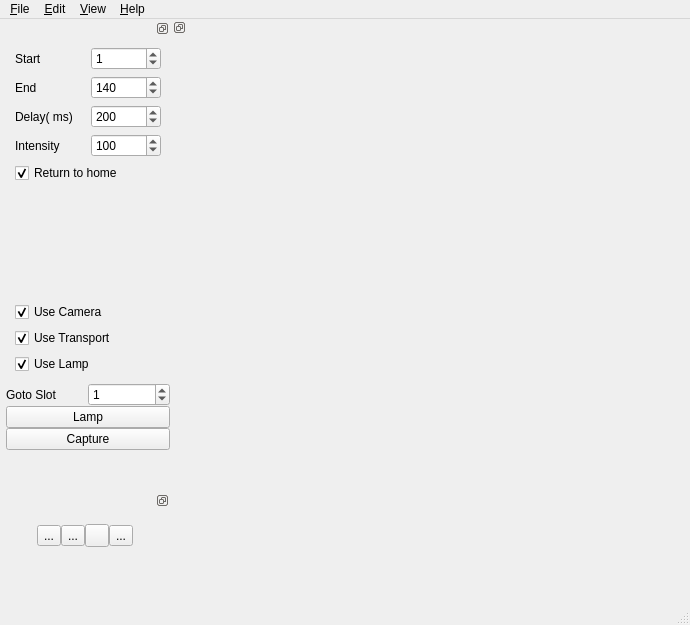
This is qt-mechascan/mainwindow.ui in codebuk/mechascan as Qt 5 draws it before an edit. The edited form follows.
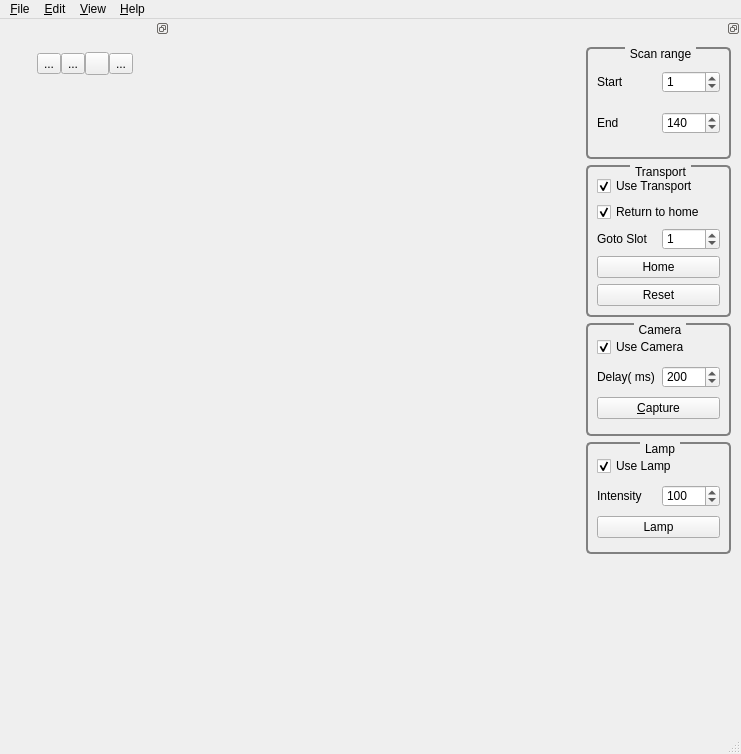
This is the edited form. Icons and pictures are not drawn.

Diff of the .ui file:
```diff
--- a/qt-mechascan/mainwindow.ui
+++ b/qt-mechascan/mainwindow.ui
@@ -6,8 +6,8 @@
    <rect>
     <x>0</x>
     <y>0</y>
-    <width>690</width>
-    <height>625</height>
+    <width>741</width>
+    <height>754</height>
    </rect>
   </property>
   <property name="windowTitle">
@@ -15,523 +15,31 @@
   </property>
   <property name="styleSheet">
    <string notr="true">font: 9pt &quot;Cantarell&quot;;
+QGroupBox {
+    border: 2px solid gray;
+    border-radius: 5px;
+    margin-top: 1ex; /* leave space at the top for the title */
+}
+QGroupBox::title {
+    subcontrol-origin: margin;
+    subcontrol-position: top center; /* position at the top center */
+    padding: 0 3px;
+    
+}
+
 
 
 </string>
   </property>
   <widget class="QWidget" name="centralwidget">
-   <layout class="QGridLayout" name="gridLayout">
-    <property name="leftMargin">
-     <number>0</number>
-    </property>
-    <property name="topMargin">
-     <number>0</number>
-    </property>
-    <property name="rightMargin">
-     <number>0</number>
-    </property>
-    <property name="bottomMargin">
-     <number>0</number>
-    </property>
-    <property name="spacing">
-     <number>0</number>
-    </property>
-    <item row="0" column="0">
-     <widget class="QDockWidget" name="dock_hardware">
-      <property name="sizePolicy">
-       <sizepolicy hsizetype="Minimum" vsizetype="Maximum">
-        <horstretch>0</horstretch>
-        <verstretch>0</verstretch>
-       </sizepolicy>
-      </property>
-      <property name="minimumSize">
-       <size>
-        <width>170</width>
-        <height>431</height>
-       </size>
-      </property>
-      <property name="maximumSize">
-       <size>
-        <width>170</width>
-        <height>524287</height>
-       </size>
-      </property>
-      <property name="floating">
-       <bool>false</bool>
-      </property>
-      <property name="features">
-       <set>QDockWidget::DockWidgetFloatable|QDockWidget::DockWidgetMovable</set>
-      </property>
-      <property name="allowedAreas">
-       <set>Qt::AllDockWidgetAreas</set>
-      </property>
-      <widget class="QWidget" name="dock_hardware_2">
-       <layout class="QVBoxLayout" name="verticalLayout_2">
-        <property name="spacing">
-         <number>0</number>
-        </property>
-        <property name="leftMargin">
-         <number>0</number>
-        </property>
-        <property name="topMargin">
-         <number>0</number>
-        </property>
-        <property name="rightMargin">
-         <number>0</number>
-        </property>
-        <property name="bottomMargin">
-         <number>0</number>
-        </property>
-        <item>
-         <layout class="QVBoxLayout" name="vl_hardware">
-          <property name="spacing">
-           <number>0</number>
-          </property>
-          <property name="sizeConstraint">
-           <enum>QLayout::SetMinimumSize</enum>
-          </property>
-          <property name="leftMargin">
-           <number>6</number>
-          </property>
-          <item>
-           <widget class="QWidget" name="widget_2" native="true"/>
-          </item>
-          <item>
-           <widget class="QWidget" name="widget" native="true">
-            <property name="minimumSize">
-             <size>
-              <width>0</width>
-              <height>90</height>
-             </size>
-            </property>
-            <layout class="QGridLayout" name="gridLayout_3">
-             <item row="4" column="0">
-              <widget class="QLabel" name="label_4">
-               <property name="text">
-                <string>Intensity</string>
-               </property>
-              </widget>
-             </item>
-             <item row="0" column="0">
-              <widget class="QLabel" name="label">
-               <property name="text">
-                <string>Start</string>
-               </property>
-              </widget>
-             </item>
-             <item row="4" column="1">
-              <widget class="QSpinBox" name="sb_intensity">
-               <property name="wrapping">
-                <bool>true</bool>
-               </property>
-               <property name="accelerated">
-                <bool>true</bool>
-               </property>
-               <property name="maximum">
-                <number>100</number>
-               </property>
-               <property name="value">
-                <number>100</number>
-               </property>
-              </widget>
-             </item>
-             <item row="3" column="0">
-              <widget class="QLabel" name="label_3">
-               <property name="text">
-                <string>Delay( ms)</string>
-               </property>
-              </widget>
-             </item>
-             <item row="3" column="1">
-              <widget class="QSpinBox" name="sb_settle_delay">
-               <property name="wrapping">
-                <bool>true</bool>
-               </property>
-               <property name="accelerated">
-                <bool>true</bool>
-               </property>
-               <property name="maximum">
-                <number>1000</number>
-               </property>
-               <property name="value">
-                <number>200</number>
-               </property>
-              </widget>
-             </item>
-             <item row="1" column="1">
-              <widget class="QSpinBox" name="sb_end_slot">
-               <property name="wrapping">
-                <bool>true</bool>
-               </property>
-               <property name="accelerated">
-                <bool>true</bool>
-               </property>
-               <property name="minimum">
-                <number>1</number>
-               </property>
-               <property name="maximum">
-                <number>140</number>
-               </property>
-               <property name="value">
-                <number>140</number>
-               </property>
-              </widget>
-             </item>
-             <item row="1" column="0">
-              <widget class="QLabel" name="label_2">
-               <property name="font">
-                <font>
-                 <family>Cantarell</family>
-                 <pointsize>9</pointsize>
-                 <weight>50</weight>
-                 <italic>false</italic>
-                 <bold>false</bold>
-                </font>
-               </property>
-               <property name="text">
-                <string>End</string>
-               </property>
-              </widget>
-             </item>
-             <item row="0" column="1">
-              <widget class="QSpinBox" name="sb_start_slot">
-               <property name="wrapping">
-                <bool>true</bool>
-               </property>
-               <property name="buttonSymbols">
-                <enum>QAbstractSpinBox::UpDownArrows</enum>
-               </property>
-               <property name="accelerated">
-                <bool>true</bool>
-               </property>
-               <property name="minimum">
-                <number>1</number>
-               </property>
-               <property name="value">
-                <number>1</number>
-               </property>
-              </widget>
-             </item>
-             <item row="6" column="0">
-              <spacer name="verticalSpacer">
-               <property name="orientation">
-                <enum>Qt::Vertical</enum>
-               </property>
-               <property name="sizeHint" stdset="0">
-                <size>
-                 <width>20</width>
-                 <height>40</height>
-                </size>
-               </property>
-              </spacer>
-             </item>
-             <item row="8" column="0" colspan="2">
-              <widget class="QCheckBox" name="check_tpt">
-               <property name="text">
-                <string>Use Transport</string>
-               </property>
-               <property name="checked">
-                <bool>true</bool>
-               </property>
-               <property name="tristate">
-                <bool>false</bool>
-               </property>
-              </widget>
-             </item>
-             <item row="9" column="0" colspan="2">
-              <widget class="QCheckBox" name="check_led">
-               <property name="text">
-                <string>Use Lamp</string>
-               </property>
-               <property name="checked">
-                <bool>true</bool>
-               </property>
-               <property name="tristate">
-                <bool>false</bool>
-               </property>
-              </widget>
-             </item>
-             <item row="7" column="0" colspan="2">
-              <widget class="QCheckBox" name="check_cam">
-               <property name="text">
-                <string>Use Camera </string>
-               </property>
-               <property name="checked">
-                <bool>true</bool>
-               </property>
-               <property name="tristate">
-                <bool>false</bool>
-               </property>
-              </widget>
-             </item>
-             <item row="5" column="0" colspan="2">
-              <widget class="QCheckBox" name="cb_auto_home">
-               <property name="styleSheet">
-                <string notr="true">font: 9pt &quot;Cqlineargradient(spread:pad, x1:0, y1:0, x2:1, y2:0, stop:0 rgba(0, 0, 0, 255), stop:1 rgba(255, 255, 255, 255))rgb(255, 255, 255)antarell&quot;;
-font: 11pt &quot;Carlito&quot;;</string>
-               </property>
-               <property name="text">
-                <string>Return to home</string>
-               </property>
-               <property name="checked">
-                <bool>true</bool>
-               </property>
-               <property name="tristate">
-                <bool>false</bool>
-               </property>
-              </widget>
-             </item>
-            </layout>
-           </widget>
-          </item>
-          <item>
-           <layout class="QGridLayout" name="gridLayout_2">
-            <item row="0" column="1">
-             <widget class="QSpinBox" name="sb_current_slot">
-              <property name="wrapping">
-               <bool>true</bool>
-              </property>
-              <property name="accelerated">
-               <bool>true</bool>
-              </property>
-              <property name="keyboardTracking">
-               <bool>false</bool>
-              </property>
-              <property name="maximum">
-               <number>140</number>
-              </property>
-              <property name="value">
-               <number>1</number>
-              </property>
-             </widget>
-            </item>
-            <item row="0" column="0">
-             <widget class="QLabel" name="label_5">
-              <property name="font">
-               <font>
-                <family>Cantarell</family>
-                <pointsize>9</pointsize>
-                <weight>50</weight>
-                <italic>false</italic>
-                <bold>false</bold>
-               </font>
-              </property>
-              <property name="text">
-               <string>Goto Slot</string>
-              </property>
-             </widget>
-            </item>
-            <item row="1" column="0" colspan="2">
-             <widget class="QPushButton" name="pushButton">
-              <property name="text">
-               <string>Lamp</string>
-              </property>
-              <property name="checkable">
-               <bool>true</bool>
-              </property>
-              <property name="checked">
-               <bool>false</bool>
-              </property>
-             </widget>
-            </item>
-           </layout>
-          </item>
-          <item>
-           <widget class="QPushButton" name="pushButton_2">
-            <property name="text">
-             <string>Capture</string>
-            </property>
-           </widget>
-          </item>
-         </layout>
-        </item>
-       </layout>
-      </widget>
-     </widget>
-    </item>
-    <item row="0" column="1" rowspan="3">
-     <widget class="QDockWidget" name="dockWidget">
-      <property name="features">
-       <set>QDockWidget::DockWidgetFloatable|QDockWidget::DockWidgetMovable|QDockWidget::DockWidgetVerticalTitleBar</set>
-      </property>
-      <property name="allowedAreas">
-       <set>Qt::AllDockWidgetAreas</set>
-      </property>
-      <widget class="QWidget" name="dock_image">
-       <layout class="QHBoxLayout" name="horizontalLayout">
-        <property name="spacing">
-         <number>0</number>
-        </property>
-        <property name="leftMargin">
-         <number>0</number>
-        </property>
-        <property name="topMargin">
-         <number>0</number>
-        </property>
-        <property name="rightMargin">
-         <number>0</number>
-        </property>
-        <property name="bottomMargin">
-         <number>0</number>
-        </property>
-       </layout>
-      </widget>
-     </widget>
-    </item>
-    <item row="1" column="0" rowspan="2">
-     <widget class="QDockWidget" name="dock_control">
-      <property name="sizePolicy">
-       <sizepolicy hsizetype="Preferred" vsizetype="Minimum">
-        <horstretch>0</horstretch>
-        <verstretch>0</verstretch>
-       </sizepolicy>
-      </property>
-      <property name="minimumSize">
-       <size>
-        <width>170</width>
-        <height>70</height>
-       </size>
-      </property>
-      <property name="maximumSize">
-       <size>
-        <width>170</width>
-        <height>70</height>
-       </size>
-      </property>
-      <property name="font">
-       <font>
-        <family>Cantarell</family>
-        <pointsize>9</pointsize>
-        <weight>50</weight>
-        <italic>false</italic>
-        <bold>false</bold>
-       </font>
-      </property>
-      <property name="features">
-       <set>QDockWidget::DockWidgetFloatable|QDockWidget::DockWidgetMovable</set>
-      </property>
-      <property name="windowTitle">
-       <string notr="true"/>
-      </property>
-      <widget class="QWidget" name="dockWidgetContents_control">
-       <layout class="QHBoxLayout" name="horizontalLayout_3">
-        <item>
-         <layout class="QHBoxLayout" name="horizontalLayout_control">
-          <property name="spacing">
-           <number>0</number>
-          </property>
-          <property name="sizeConstraint">
-           <enum>QLayout::SetMinimumSize</enum>
-          </property>
-          <item>
-           <spacer name="horizontalSpacer_5">
-            <property name="orientation">
-             <enum>Qt::Horizontal</enum>
-            </property>
-            <property name="sizeHint" stdset="0">
-             <size>
-              <width>40</width>
-              <height>20</height>
-             </size>
-            </property>
-           </spacer>
-          </item>
-          <item>
-           <widget class="QToolButton" name="tb_prev">
-            <property name="enabled">
-             <bool>true</bool>
-            </property>
-            <property name="text">
-             <string>...</string>
-            </property>
-            <property name="icon">
-             <iconset resource="qt_resources.qrc">
-              <normaloff>:/icons/resources/ic_navigate_before_48px.svg</normaloff>:/icons/resources/ic_navigate_before_48px.svg</iconset>
-            </property>
-            <property name="popupMode">
-             <enum>QToolButton::InstantPopup</enum>
-            </property>
-           </widget>
-          </item>
-          <item>
-           <widget class="QToolButton" name="tb_play">
-            <property name="text">
-             <string>...</string>
-            </property>
-            <property name="icon">
-             <iconset resource="qt_resources.qrc">
-              <normaloff>:/icons/resources/ic_play_arrow_48px.svg</normaloff>
-              <normalon>:/icons/resources/ic_pause_48px.svg</normalon>:/icons/resources/ic_play_arrow_48px.svg</iconset>
-            </property>
-           </widget>
-          </item>
-          <item>
-           <widget class="QToolButton" name="tb_stop">
-            <property name="font">
-             <font>
-              <family>Cantarell</family>
-              <pointsize>9</pointsize>
-              <weight>50</weight>
-              <italic>false</italic>
-              <bold>false</bold>
-             </font>
-            </property>
-            <property name="text">
-             <string/>
-            </property>
-            <property name="icon">
-             <iconset resource="qt_resources.qrc">
-              <normaloff>:/icons/resources/ic_stop_48px.svg</normaloff>:/icons/resources/ic_stop_48px.svg</iconset>
-            </property>
-            <property name="popupMode">
-             <enum>QToolButton::DelayedPopup</enum>
-            </property>
-            <property name="toolButtonStyle">
-             <enum>Qt::ToolButtonIconOnly</enum>
-            </property>
-           </widget>
-          </item>
-          <item>
-           <widget class="QToolButton" name="tb_next">
-            <property name="text">
-             <string>...</string>
-            </property>
-            <property name="icon">
-             <iconset resource="qt_resources.qrc">
-              <normaloff>:/icons/resources/ic_navigate_next_48px.svg</normaloff>:/icons/resources/ic_navigate_next_48px.svg</iconset>
-            </property>
-            <property name="shortcut">
-             <string>N</string>
-            </property>
-           </widget>
-          </item>
-          <item>
-           <spacer name="horizontalSpacer_6">
-            <property name="orientation">
-             <enum>Qt::Horizontal</enum>
-            </property>
-            <property name="sizeHint" stdset="0">
-             <size>
-              <width>40</width>
-              <height>20</height>
-             </size>
-            </property>
-           </spacer>
-          </item>
-         </layout>
-        </item>
-       </layout>
-      </widget>
-     </widget>
-    </item>
-   </layout>
+   <layout class="QHBoxLayout" name="horizontalLayout"/>
   </widget>
   <widget class="QMenuBar" name="menubar">
    <property name="geometry">
     <rect>
      <x>0</x>
      <y>0</y>
-     <width>690</width>
+     <width>741</width>
      <height>23</height>
     </rect>
    </property>
@@ -584,6 +92,546 @@
    <addaction name="menu_Help"/>
   </widget>
   <widget class="QStatusBar" name="statusbar"/>
+  <widget class="QDockWidget" name="dock_control">
+   <property name="sizePolicy">
+    <sizepolicy hsizetype="Preferred" vsizetype="Minimum">
+     <horstretch>0</horstretch>
+     <verstretch>0</verstretch>
+    </sizepolicy>
+   </property>
+   <property name="minimumSize">
+    <size>
+     <width>170</width>
+     <height>70</height>
+    </size>
+   </property>
+   <property name="maximumSize">
+    <size>
+     <width>170</width>
+     <height>70</height>
+    </size>
+   </property>
+   <property name="font">
+    <font>
+     <family>Cantarell</family>
+     <pointsize>9</pointsize>
+     <weight>50</weight>
+     <italic>false</italic>
+     <bold>false</bold>
+    </font>
+   </property>
+   <property name="floating">
+    <bool>false</bool>
+   </property>
+   <property name="features">
+    <set>QDockWidget::DockWidgetFloatable|QDockWidget::DockWidgetMovable</set>
+   </property>
+   <property name="windowTitle">
+    <string notr="true"/>
+   </property>
+   <attribute name="dockWidgetArea">
+    <number>1</number>
+   </attribute>
+   <widget class="QWidget" name="dockWidgetContents_control">
+    <layout class="QHBoxLayout" name="horizontalLayout_3">
+     <item>
+      <layout class="QHBoxLayout" name="horizontalLayout_control">
+       <property name="spacing">
+        <number>0</number>
+       </property>
+       <property name="sizeConstraint">
+        <enum>QLayout::SetMinimumSize</enum>
+       </property>
+       <item>
+        <spacer name="horizontalSpacer_5">
+         <property name="orientation">
+          <enum>Qt::Horizontal</enum>
+         </property>
+         <property name="sizeHint" stdset="0">
+          <size>
+           <width>40</width>
+           <height>20</height>
+          </size>
+         </property>
+        </spacer>
+       </item>
+       <item>
+        <widget class="QToolButton" name="tb_prev">
+         <property name="enabled">
+          <bool>true</bool>
+         </property>
+         <property name="text">
+          <string>...</string>
+         </property>
+         <property name="icon">
+          <iconset resource="qt_resources.qrc">
+           <normaloff>:/icons/resources/ic_navigate_before_48px.svg</normaloff>:/icons/resources/ic_navigate_before_48px.svg</iconset>
+         </property>
+         <property name="popupMode">
+          <enum>QToolButton::InstantPopup</enum>
+         </property>
+        </widget>
+       </item>
+       <item>
+        <widget class="QToolButton" name="tb_play">
+         <property name="text">
+          <string>...</string>
+         </property>
+         <property name="icon">
+          <iconset resource="qt_resources.qrc">
+           <normaloff>:/icons/resources/ic_play_arrow_48px.svg</normaloff>
+           <normalon>:/icons/resources/ic_pause_48px.svg</normalon>:/icons/resources/ic_play_arrow_48px.svg</iconset>
+         </property>
+        </widget>
+       </item>
+       <item>
+        <widget class="QToolButton" name="tb_stop">
+         <property name="font">
+          <font>
+           <family>Cantarell</family>
+           <pointsize>9</pointsize>
+           <weight>50</weight>
+           <italic>false</italic>
+           <bold>false</bold>
+          </font>
+         </property>
+         <property name="text">
+          <string/>
+         </property>
+         <property name="icon">
+          <iconset resource="qt_resources.qrc">
+           <normaloff>:/icons/resources/ic_stop_48px.svg</normaloff>:/icons/resources/ic_stop_48px.svg</iconset>
+         </property>
+         <property name="popupMode">
+          <enum>QToolButton::DelayedPopup</enum>
+         </property>
+         <property name="toolButtonStyle">
+          <enum>Qt::ToolButtonIconOnly</enum>
+         </property>
+        </widget>
+       </item>
+       <item>
+        <widget class="QToolButton" name="tb_next">
+         <property name="text">
+          <string>...</string>
+         </property>
+         <property name="icon">
+          <iconset resource="qt_resources.qrc">
+           <normaloff>:/icons/resources/ic_navigate_next_48px.svg</normaloff>:/icons/resources/ic_navigate_next_48px.svg</iconset>
+         </property>
+         <property name="shortcut">
+          <string>N</string>
+         </property>
+        </widget>
+       </item>
+       <item>
+        <spacer name="horizontalSpacer_6">
+         <property name="orientation">
+          <enum>Qt::Horizontal</enum>
+         </property>
+         <property name="sizeHint" stdset="0">
+          <size>
+           <width>40</width>
+           <height>20</height>
+          </size>
+         </property>
+        </spacer>
+       </item>
+      </layout>
+     </item>
+    </layout>
+   </widget>
+  </widget>
+  <widget class="QDockWidget" name="dock_hardware">
+   <property name="sizePolicy">
+    <sizepolicy hsizetype="Minimum" vsizetype="Maximum">
+     <horstretch>0</horstretch>
+     <verstretch>0</verstretch>
+    </sizepolicy>
+   </property>
+   <property name="minimumSize">
+    <size>
+     <width>170</width>
+     <height>600</height>
+    </size>
+   </property>
+   <property name="maximumSize">
+    <size>
+     <width>170</width>
+     <height>524287</height>
+    </size>
+   </property>
+   <property name="floating">
+    <bool>false</bool>
+   </property>
+   <property name="features">
+    <set>QDockWidget::DockWidgetFloatable|QDockWidget::DockWidgetMovable</set>
+   </property>
+   <property name="allowedAreas">
+    <set>Qt::BottomDockWidgetArea|Qt::RightDockWidgetArea|Qt::TopDockWidgetArea</set>
+   </property>
+   <attribute name="dockWidgetArea">
+    <number>2</number>
+   </attribute>
+   <widget class="QWidget" name="dock_hardware_2">
+    <widget class="QWidget" name="layoutWidget">
+     <property name="geometry">
+      <rect>
+       <x>0</x>
+       <y>0</y>
+       <width>169</width>
+       <height>525</height>
+      </rect>
+     </property>
+     <layout class="QVBoxLayout" name="vl_hardware">
+      <property name="spacing">
+       <number>0</number>
+      </property>
+      <property name="sizeConstraint">
+       <enum>QLayout::SetMinimumSize</enum>
+      </property>
+      <property name="leftMargin">
+       <number>6</number>
+      </property>
+      <item>
+       <widget class="QWidget" name="widget" native="true">
+        <property name="minimumSize">
+         <size>
+          <width>0</width>
+          <height>90</height>
+         </size>
+        </property>
+        <layout class="QGridLayout" name="gridLayout_3">
+         <item row="8" column="0" colspan="2">
+          <widget class="QGroupBox" name="groupBox">
+           <property name="styleSheet">
+            <string notr="true">QGroupBox {
+    border: 2px solid gray;
+    border-radius: 5px;
+    margin-top: 1ex; /* leave space at the top for the title */
+}
+QGroupBox::title {
+    subcontrol-origin: margin;
+    subcontrol-position: top center; /* position at the top center */
+    padding: 0 3px;
+    
+}
+</string>
+           </property>
+           <property name="title">
+            <string>Transport</string>
+           </property>
+           <property name="flat">
+            <bool>false</bool>
+           </property>
+           <property name="checkable">
+            <bool>false</bool>
+           </property>
+           <layout class="QGridLayout" name="gridLayout_4">
+            <item row="2" column="0">
+             <widget class="QLabel" name="label_5">
+              <property name="font">
+               <font>
+                <family>Cantarell</family>
+                <pointsize>9</pointsize>
+                <weight>50</weight>
+                <italic>false</italic>
+                <bold>false</bold>
+               </font>
+              </property>
+              <property name="text">
+               <string>Goto Slot</string>
+              </property>
+             </widget>
+            </item>
+            <item row="0" column="0" colspan="2">
+             <widget class="QCheckBox" name="check_tpt">
+              <property name="text">
+               <string>Use Transport</string>
+              </property>
+              <property name="checked">
+               <bool>true</bool>
+              </property>
+              <property name="tristate">
+               <bool>false</bool>
+              </property>
+             </widget>
+            </item>
+            <item row="6" column="0" colspan="2">
+             <widget class="QPushButton" name="pushButton_tpt_reset">
+              <property name="text">
+               <string>Reset</string>
+              </property>
+             </widget>
+            </item>
+            <item row="5" column="0" colspan="2">
+             <widget class="QPushButton" name="pushButton_tpt_home">
+              <property name="text">
+               <string>Home</string>
+              </property>
+             </widget>
+            </item>
+            <item row="2" column="1">
+             <widget class="QSpinBox" name="sb_current_slot">
+              <property name="wrapping">
+               <bool>true</bool>
+              </property>
+              <property name="accelerated">
+               <bool>true</bool>
+              </property>
+              <property name="keyboardTracking">
+               <bool>false</bool>
+              </property>
+              <property name="maximum">
+               <number>140</number>
+              </property>
+              <property name="value">
+               <number>1</number>
+              </property>
+             </widget>
+            </item>
+            <item row="1" column="0" colspan="2">
+             <widget class="QCheckBox" name="cb_auto_home">
+              <property name="styleSheet">
+               <string notr="true">font: 9pt &quot;Cqlineargradient(spread:pad, x1:0, y1:0, x2:1, y</string>
+              </property>
+              <property name="text">
+               <string>Return to home</string>
+              </property>
+              <property name="checked">
+               <bool>true</bool>
+              </property>
+              <property name="tristate">
+               <bool>false</bool>
+              </property>
+             </widget>
+            </item>
+           </layout>
+          </widget>
+         </item>
+         <item row="9" column="0" colspan="2">
+          <widget class="QGroupBox" name="groupBox_2">
+           <property name="styleSheet">
+            <string notr="true">QGroupBox {
+    border: 2px solid gray;
+    border-radius: 5px;
+    margin-top: 1ex; /* leave space at the top for the title */
+}
+QGroupBox::title {
+    subcontrol-origin: margin;
+    subcontrol-position: top center; /* position at the top center */
+    padding: 0 3px;
+    
+}
+</string>
+           </property>
+           <property name="title">
+            <string>Camera</string>
+           </property>
+           <layout class="QGridLayout" name="gridLayout_5">
+            <item row="2" column="0">
+             <widget class="QLabel" name="label_3">
+              <property name="text">
+               <string>Delay( ms)</string>
+              </property>
+             </widget>
+            </item>
+            <item row="2" column="1">
+             <widget class="QSpinBox" name="sb_settle_delay">
+              <property name="wrapping">
+               <bool>true</bool>
+              </property>
+              <property name="accelerated">
+               <bool>true</bool>
+              </property>
+              <property name="maximum">
+               <number>1000</number>
+              </property>
+              <property name="value">
+               <number>200</number>
+              </property>
+             </widget>
+            </item>
+            <item row="1" column="0" colspan="2">
+             <widget class="QCheckBox" name="check_cam">
+              <property name="text">
+               <string>Use Camera </string>
+              </property>
+              <property name="checked">
+               <bool>true</bool>
+              </property>
+              <property name="tristate">
+               <bool>false</bool>
+              </property>
+             </widget>
+            </item>
+            <item row="3" column="0" colspan="2">
+             <widget class="QPushButton" name="pushButton_capture">
+              <property name="text">
+               <string>&amp;Capture</string>
+              </property>
+              <property name="shortcut">
+               <string>Shift+C</string>
+              </property>
+             </widget>
+            </item>
+           </layout>
+          </widget>
+         </item>
+         <item row="10" column="0" colspan="2">
+          <widget class="QGroupBox" name="groupBox_3">
+           <property name="styleSheet">
+            <string notr="true">QGroupBox {
+    border: 2px solid gray;
+    border-radius: 5px;
+    margin-top: 1ex; /* leave space at the top for the title */
+}
+QGroupBox::title {
+    subcontrol-origin: margin;
+    subcontrol-position: top center; /* position at the top center */
+    padding: 0 3px;
+    
+}
+</string>
+           </property>
+           <property name="title">
+            <string>Lamp</string>
+           </property>
+           <layout class="QGridLayout" name="gridLayout_6">
+            <item row="2" column="0">
+             <widget class="QLabel" name="label_4">
+              <property name="text">
+               <string>Intensity</string>
+              </property>
+             </widget>
+            </item>
+            <item row="2" column="1">
+             <widget class="QSpinBox" name="sb_intensity">
+              <property name="wrapping">
+               <bool>true</bool>
+              </property>
+              <property name="accelerated">
+               <bool>true</bool>
+              </property>
+              <property name="maximum">
+               <number>100</number>
+              </property>
+              <property name="value">
+               <number>100</number>
+              </property>
+             </widget>
+            </item>
+            <item row="4" column="0" colspan="2">
+             <widget class="QPushButton" name="pushButton_lamp">
+              <property name="text">
+               <string>Lamp</string>
+              </property>
+              <property name="checkable">
+               <bool>true</bool>
+              </property>
+              <property name="checked">
+               <bool>false</bool>
+              </property>
+             </widget>
+            </item>
+            <item row="0" column="0" colspan="2">
+             <widget class="QCheckBox" name="check_led">
+              <property name="text">
+               <string>Use Lamp</string>
+              </property>
+              <property name="checked">
+               <bool>true</bool>
+              </property>
+              <property name="tristate">
+               <bool>false</bool>
+              </property>
+             </widget>
+            </item>
+           </layout>
+          </widget>
+         </item>
+         <item row="3" column="0" colspan="2">
+          <widget class="QGroupBox" name="groupBox_4">
+           <property name="styleSheet">
+            <string notr="true">QGroupBox {
+    border: 2px solid gray;
+    border-radius: 5px;
+    margin-top: 1ex; /* leave space at the top for the title */
+}
+QGroupBox::title {
+    subcontrol-origin: margin;
+    subcontrol-position: top center; /* position at the top center */
+    padding: 0 3px;
+    
+}
+</string>
+           </property>
+           <property name="title">
+            <string>Scan range</string>
+           </property>
+           <layout class="QGridLayout" name="gridLayout">
+            <item row="1" column="0">
+             <widget class="QLabel" name="label_2">
+              <property name="text">
+               <string>End</string>
+              </property>
+             </widget>
+            </item>
+            <item row="0" column="0">
+             <widget class="QLabel" name="label">
+              <property name="text">
+               <string>Start</string>
+              </property>
+             </widget>
+            </item>
+            <item row="0" column="1">
+             <widget class="QSpinBox" name="sb_start_slot">
+              <property name="wrapping">
+               <bool>true</bool>
+              </property>
+              <property name="buttonSymbols">
+               <enum>QAbstractSpinBox::UpDownArrows</enum>
+              </property>
+              <property name="accelerated">
+               <bool>true</bool>
+              </property>
+              <property name="minimum">
+               <number>1</number>
+              </property>
+              <property name="value">
+               <number>1</number>
+              </property>
+             </widget>
+            </item>
+            <item row="1" column="1">
+             <widget class="QSpinBox" name="sb_end_slot">
+              <property name="wrapping">
+               <bool>true</bool>
+              </property>
+              <property name="accelerated">
+               <bool>true</bool>
+              </property>
+              <property name="minimum">
+               <number>1</number>
+              </property>
+              <property name="maximum">
+               <number>140</number>
+              </property>
+              <property name="value">
+               <number>140</number>
+              </property>
+             </widget>
+            </item>
+           </layout>
+          </widget>
+         </item>
+        </layout>
+       </widget>
+      </item>
+     </layout>
+    </widget>
+   </widget>
+  </widget>
   <action name="open_act">
    <property name="text">
     <string>&amp;Open</string>
```
